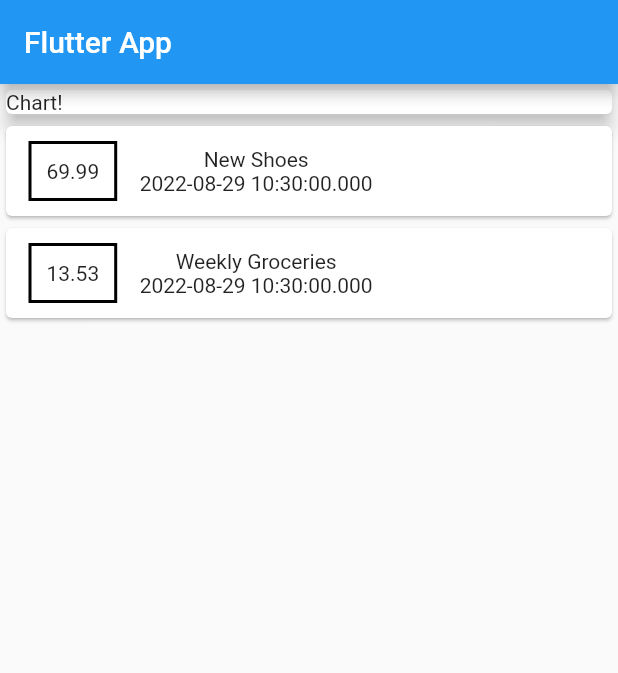
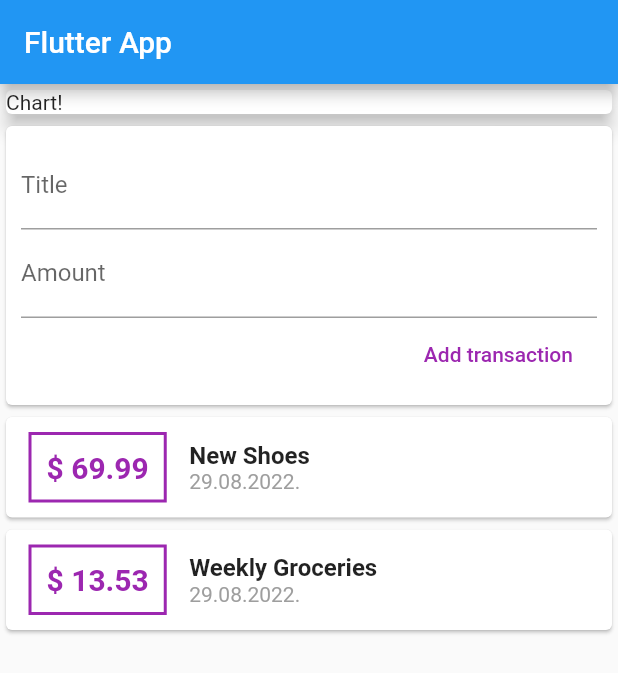
Before and after one commit to Ranko1996/flutter_firstapp, a Flutter app: the screen it shows after launch, on a phone screen of 412 x 824 dp. Shown: the top 673 px of the screen. Run offline on Flutter 3.47's test engine with Material 2 defaults, Android fonts, the phone set to English and light mode, and no system bars.

Commit message:
Adding products

```diff
--- a/lib/main.dart
+++ b/lib/main.dart
@@ -1,5 +1,6 @@
 import 'package:flutter/material.dart';
-import './transaction.dart';
+import './widgets/user_transactions.dart';
+
 
 void main() => runApp(MyApp());
 
@@ -14,27 +15,19 @@ class MyApp extends StatelessWidget {
 }
 
 class MyHomePage extends StatelessWidget {
-  final List<Transaction> transactions = [
-    Transaction(
-      id: 't1',
-      title: 'New Shoes',
-      amount: 69.99,
-      date: DateTime.now(),
-    ),
-    Transaction(
-      id: 't2',
-      title: 'Weekly Groceries',
-      amount: 13.53,
-      date: DateTime.now(),
-    )
-  ];
+  // String titleInput;
+  // String amountInput;
+
   @override
   Widget build(BuildContext context) {
     return Scaffold(
         appBar: AppBar(
           title: const Text("Flutter App"),
         ),
-        body: Column(
+        body: SingleChildScrollView(
+          child: Column(
+            //mainAxisAlignment: MainAxisAlignment.start,
+            crossAxisAlignment: CrossAxisAlignment.stretch,
             children: <Widget>[
               Container(
                 width: double.infinity,
@@ -43,31 +36,9 @@ class MyHomePage extends StatelessWidget {
                   child: Text('Chart!'),
                 ),
               ),
-            Column(
-              children: transactions.map((tx) {
-                return Card(
-                  child: Row(
-                    children: <Widget>[
-                      Container(
-                        padding: const EdgeInsets.all(10),
-                        margin: const EdgeInsets.symmetric(
-                            vertical: 10, horizontal: 15),
-                        decoration: BoxDecoration(
-                            border: Border.all(color: Colors.black, width: 2)),
-                        child: Text(tx.amount.toString()),
-                      ),
-                      Column(
-                        children: <Widget>[
-                          Text(tx.title),
-                          Text(tx.date.toString())
-                        ],
-                      )
+             UserTransaction()
             ],
           ),
-                );
-              }).toList(),
-            ),
-          ],
         ));
   }
 }
--- /dev/null
+++ b/lib/widgets/new_transaction.dart
@@ -0,0 +1,57 @@
+import 'package:flutter/material.dart';
+
+class NewTransaction extends StatelessWidget {
+  final titleController = TextEditingController();
+  final amountController = TextEditingController();
+  final Function addNew;
+
+  NewTransaction(this.addNew);
+
+  void submitData() {
+    final enteredTitle = titleController.text;
+    final enteredAmount = double.parse(amountController.text);
+
+    if(enteredTitle.isEmpty || enteredAmount <= 0) {
+      return;
+    }
+
+    addNew(
+      enteredTitle,
+      enteredAmount,
+    );
+  }
+
+  @override
+  Widget build(BuildContext context) {
+    return Card(
+      child: Container(
+        padding: const EdgeInsets.all(10),
+        child: Column(
+          crossAxisAlignment: CrossAxisAlignment.end,
+          children: <Widget>[
+            TextField(
+              decoration: const InputDecoration(labelText: 'Title'),
+              controller: titleController,
+              onSubmitted: (_) => submitData,
+              // onChanged: (value) {
+              //   titleInput = value;
+              // },
+            ),
+            TextField(
+              decoration: const InputDecoration(labelText: 'Amount'),
+              controller: amountController,
+              keyboardType: TextInputType.number,
+              onSubmitted: (_) => submitData,
+              // onChanged: (value) => amountInput = value,
+            ),
+            FlatButton(
+              onPressed: submitData,
+              textColor: Colors.purple,
+              child: const Text('Add transaction'),
+            ),
+          ],
+        ),
+      ),
+    );
+  }
+}
--- /dev/null
+++ b/lib/widgets/transaction_list.dart
@@ -0,0 +1,58 @@
+import 'package:flutter/material.dart';
+import 'package:intl/intl.dart';
+
+import '../models/transaction.dart';
+
+class TransactionList extends StatelessWidget {
+  final List<Transaction> transactions;
+
+  TransactionList(this.transactions);
+
+  @override
+  Widget build(BuildContext context) {
+    return Container(
+      height: 300,
+      child: ListView.builder(
+        itemBuilder: (ctx, index) {
+         return Card(
+            child: Row(
+              children: <Widget>[
+                Container(
+                  padding: const EdgeInsets.all(10),
+                  margin:
+                      const EdgeInsets.symmetric(vertical: 10, horizontal: 15),
+                  decoration: BoxDecoration(
+                      border: Border.all(color: Colors.purple, width: 2)),
+                  child: Text(
+                    '\$ ${transactions[index].amount}',
+                    style: const TextStyle(
+                        fontWeight: FontWeight.bold,
+                        fontSize: 20,
+                        color: Colors.purple),
+                  ),
+                ),
+                Column(
+                  crossAxisAlignment: CrossAxisAlignment.start,
+                  children: <Widget>[
+                    Text(
+                      transactions[index].title,
+                      style: const TextStyle(
+                          fontSize: 16, fontWeight: FontWeight.bold),
+                    ),
+                    Text(
+                      DateFormat('dd.MM.yyyy.').format(transactions[index].date),
+                      style: const TextStyle(
+                        color: Colors.grey,
+                      ),
+                    )
+                  ],
+                )
+              ],
+            ),
+          );
+        },
+        itemCount: transactions.length,
+      ),
+    );
+  }
+}
--- /dev/null
+++ b/lib/widgets/user_transactions.dart
@@ -0,0 +1,49 @@
+import 'package:flutter/material.dart';
+import '../models/transaction.dart';
+import './new_transaction.dart';
+import './transaction_list.dart';
+
+class UserTransaction extends StatefulWidget {
+  @override
+  State<UserTransaction> createState() => _UserTransactionState();
+}
+
+class _UserTransactionState extends State<UserTransaction> {
+  final List<Transaction> _userTransactions = [
+    Transaction(
+      id: 't1',
+      title: 'New Shoes',
+      amount: 69.99,
+      date: DateTime.now(),
+    ),
+    Transaction(
+      id: 't2',
+      title: 'Weekly Groceries',
+      amount: 13.53,
+      date: DateTime.now(),
+    )
+  ];
+
+  void _addNewTransaction(String txTitle, double txAmount) {
+    final newTx = Transaction(
+      title: txTitle,
+      amount: txAmount,
+      date: DateTime.now(),
+      id: DateTime.now().toString(),
+    );
+
+    setState(() {
+      _userTransactions.add(newTx);
+    });
+  }
+
+  @override
+  Widget build(BuildContext context) {
+    return Column(
+      children: [
+        NewTransaction(_addNewTransaction),
+        TransactionList(_userTransactions),
+      ],
+    );
+  }
+}
--- a/pubspec.yaml
+++ b/pubspec.yaml
@@ -34,6 +34,7 @@ dependencies:
   # The following adds the Cupertino Icons font to your application.
   # Use with the CupertinoIcons class for iOS style icons.
   cupertino_icons: ^1.0.2
+  intl: ^0.17.0
 
 dev_dependencies:
   flutter_test:
```
Also changed, not shown: lib/models/transaction.dart (renamed from lib/transaction.dart), pubspec.lock. Lines whose indentation alone changed are shown as unchanged.
